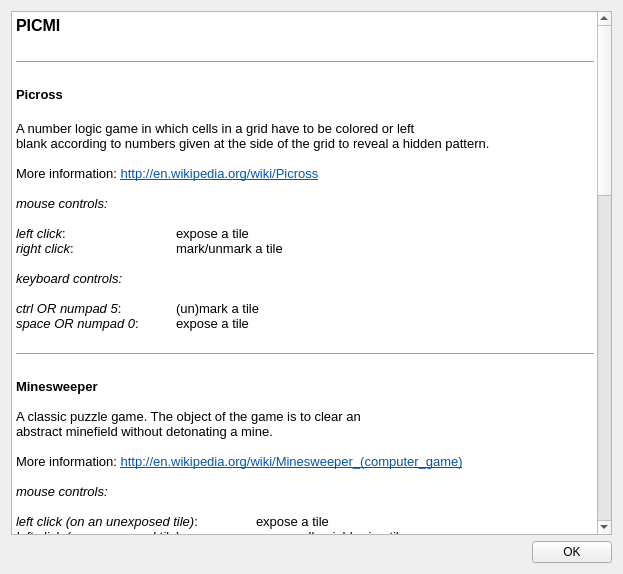
The window that src/f_qthelp.ui (schuay/picmi-legacy) describes before a commit, drawn with Qt 5.
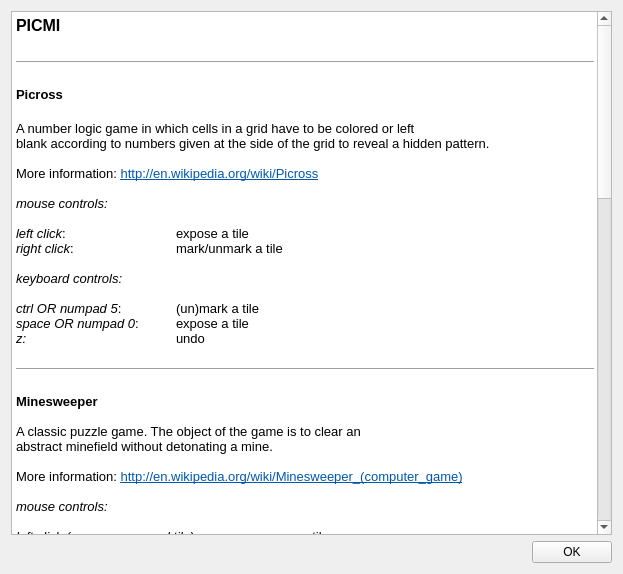
The same window after the commit.

Commit message:
Add undo functionality to picross
Hardcoded to 'Z' for now. Handy for those nondeterministic puzzles...

```diff
--- a/src/f_qthelp.ui
+++ b/src/f_qthelp.ui
@@ -32,106 +32,107 @@
       <string>&lt;!DOCTYPE HTML PUBLIC &quot;-//W3C//DTD HTML 4.0//EN&quot; &quot;http://www.w3.org/TR/REC-html40/strict.dtd&quot;&gt;
 &lt;html&gt;&lt;head&gt;&lt;meta name=&quot;qrichtext&quot; content=&quot;1&quot; /&gt;&lt;style type=&quot;text/css&quot;&gt;
 p, li { white-space: pre-wrap; }
-&lt;/style&gt;&lt;/head&gt;&lt;body style=&quot; font-family:'Sans Serif'; font-size:10pt; font-weight:400; font-style:normal;&quot;&gt;
+&lt;/style&gt;&lt;/head&gt;&lt;body style=&quot; font-family:'Sans Serif'; font-size:9pt; font-weight:400; font-style:normal;&quot;&gt;
 &lt;p style=&quot; margin-top:0px; margin-bottom:0px; margin-left:0px; margin-right:0px; -qt-block-indent:0; text-indent:0px;&quot;&gt;&lt;span style=&quot; font-size:12pt; font-weight:600;&quot;&gt;PICMI&lt;/span&gt;&lt;/p&gt;
 &lt;p style=&quot;-qt-paragraph-type:empty; margin-top:0px; margin-bottom:0px; margin-left:0px; margin-right:0px; -qt-block-indent:0; text-indent:0px; font-size:12pt; font-weight:600;&quot;&gt;&lt;/p&gt;
 &lt;hr /&gt;
 &lt;p style=&quot;-qt-paragraph-type:empty; margin-top:0px; margin-bottom:0px; margin-left:0px; margin-right:0px; -qt-block-indent:0; text-indent:0px; font-size:12pt; font-weight:600;&quot;&gt;&lt;/p&gt;
-&lt;p style=&quot; margin-top:0px; margin-bottom:0px; margin-left:0px; margin-right:0px; -qt-block-indent:0; text-indent:0px;&quot;&gt;&lt;span style=&quot; font-weight:600;&quot;&gt;Picross&lt;/span&gt;&lt;/p&gt;
+&lt;p style=&quot; margin-top:0px; margin-bottom:0px; margin-left:0px; margin-right:0px; -qt-block-indent:0; text-indent:0px;&quot;&gt;&lt;span style=&quot; font-size:10pt; font-weight:600;&quot;&gt;Picross&lt;/span&gt;&lt;/p&gt;
 &lt;p style=&quot;-qt-paragraph-type:empty; margin-top:0px; margin-bottom:0px; margin-left:0px; margin-right:0px; -qt-block-indent:0; text-indent:0px; font-size:12pt; font-weight:600;&quot;&gt;&lt;/p&gt;
-&lt;p style=&quot; margin-top:0px; margin-bottom:0px; margin-left:0px; margin-right:0px; -qt-block-indent:0; text-indent:0px;&quot;&gt;A number logic game in which cells in a grid have to be colored or left &lt;/p&gt;
-&lt;p style=&quot; margin-top:0px; margin-bottom:0px; margin-left:0px; margin-right:0px; -qt-block-indent:0; text-indent:0px;&quot;&gt;blank according to numbers given at the side of the grid to reveal a hidden pattern.&lt;/p&gt;
-&lt;p style=&quot;-qt-paragraph-type:empty; margin-top:0px; margin-bottom:0px; margin-left:0px; margin-right:0px; -qt-block-indent:0; text-indent:0px;&quot;&gt;&lt;/p&gt;
-&lt;p style=&quot; margin-top:0px; margin-bottom:0px; margin-left:0px; margin-right:0px; -qt-block-indent:0; text-indent:0px;&quot;&gt;More information: &lt;a href=&quot;http://en.wikipedia.org/wiki/Picross&quot;&gt;&lt;span style=&quot; text-decoration: underline; color:#0057ae;&quot;&gt;http://en.wikipedia.org/wiki/Picross&lt;/span&gt;&lt;/a&gt;&lt;/p&gt;
-&lt;p style=&quot;-qt-paragraph-type:empty; margin-top:0px; margin-bottom:0px; margin-left:0px; margin-right:0px; -qt-block-indent:0; text-indent:0px;&quot;&gt;&lt;/p&gt;
-&lt;p style=&quot; margin-top:0px; margin-bottom:0px; margin-left:0px; margin-right:0px; -qt-block-indent:0; text-indent:0px;&quot;&gt;&lt;span style=&quot; font-style:italic;&quot;&gt;mouse controls:&lt;/span&gt;&lt;/p&gt;
-&lt;p style=&quot;-qt-paragraph-type:empty; margin-top:0px; margin-bottom:0px; margin-left:0px; margin-right:0px; -qt-block-indent:0; text-indent:0px; font-style:italic;&quot;&gt;&lt;/p&gt;
-&lt;p style=&quot; margin-top:0px; margin-bottom:0px; margin-left:0px; margin-right:0px; -qt-block-indent:0; text-indent:0px;&quot;&gt;&lt;span style=&quot; font-style:italic;&quot;&gt;left click&lt;/span&gt;: 		expose a tile&lt;/p&gt;
-&lt;p style=&quot; margin-top:0px; margin-bottom:0px; margin-left:0px; margin-right:0px; -qt-block-indent:0; text-indent:0px;&quot;&gt;&lt;span style=&quot; font-style:italic;&quot;&gt;right click&lt;/span&gt;: 		mark/unmark a tile&lt;/p&gt;
-&lt;p style=&quot;-qt-paragraph-type:empty; margin-top:0px; margin-bottom:0px; margin-left:0px; margin-right:0px; -qt-block-indent:0; text-indent:0px;&quot;&gt;&lt;/p&gt;
-&lt;p style=&quot; margin-top:0px; margin-bottom:0px; margin-left:0px; margin-right:0px; -qt-block-indent:0; text-indent:0px;&quot;&gt;&lt;span style=&quot; font-style:italic;&quot;&gt;keyboard controls:&lt;/span&gt;&lt;/p&gt;
-&lt;p style=&quot;-qt-paragraph-type:empty; margin-top:0px; margin-bottom:0px; margin-left:0px; margin-right:0px; -qt-block-indent:0; text-indent:0px;&quot;&gt;&lt;/p&gt;
-&lt;p style=&quot; margin-top:0px; margin-bottom:0px; margin-left:0px; margin-right:0px; -qt-block-indent:0; text-indent:0px;&quot;&gt;&lt;span style=&quot; font-style:italic;&quot;&gt;ctrl OR numpad 5&lt;/span&gt;:	(un)mark a tile&lt;/p&gt;
-&lt;p style=&quot; margin-top:0px; margin-bottom:0px; margin-left:0px; margin-right:0px; -qt-block-indent:0; text-indent:0px;&quot;&gt;&lt;span style=&quot; font-style:italic;&quot;&gt;space OR numpad 0&lt;/span&gt;:	expose a tile&lt;/p&gt;
-&lt;p style=&quot;-qt-paragraph-type:empty; margin-top:0px; margin-bottom:0px; margin-left:0px; margin-right:0px; -qt-block-indent:0; text-indent:0px;&quot;&gt;&lt;/p&gt;
+&lt;p style=&quot; margin-top:0px; margin-bottom:0px; margin-left:0px; margin-right:0px; -qt-block-indent:0; text-indent:0px;&quot;&gt;&lt;span style=&quot; font-size:10pt;&quot;&gt;A number logic game in which cells in a grid have to be colored or left &lt;/span&gt;&lt;/p&gt;
+&lt;p style=&quot; margin-top:0px; margin-bottom:0px; margin-left:0px; margin-right:0px; -qt-block-indent:0; text-indent:0px;&quot;&gt;&lt;span style=&quot; font-size:10pt;&quot;&gt;blank according to numbers given at the side of the grid to reveal a hidden pattern.&lt;/span&gt;&lt;/p&gt;
+&lt;p style=&quot;-qt-paragraph-type:empty; margin-top:0px; margin-bottom:0px; margin-left:0px; margin-right:0px; -qt-block-indent:0; text-indent:0px; font-size:10pt;&quot;&gt;&lt;/p&gt;
+&lt;p style=&quot; margin-top:0px; margin-bottom:0px; margin-left:0px; margin-right:0px; -qt-block-indent:0; text-indent:0px;&quot;&gt;&lt;span style=&quot; font-size:10pt;&quot;&gt;More information: &lt;/span&gt;&lt;a href=&quot;http://en.wikipedia.org/wiki/Picross&quot;&gt;&lt;span style=&quot; font-size:10pt; text-decoration: underline; color:#0057ae;&quot;&gt;http://en.wikipedia.org/wiki/Picross&lt;/span&gt;&lt;/a&gt;&lt;/p&gt;
+&lt;p style=&quot;-qt-paragraph-type:empty; margin-top:0px; margin-bottom:0px; margin-left:0px; margin-right:0px; -qt-block-indent:0; text-indent:0px; font-size:10pt;&quot;&gt;&lt;/p&gt;
+&lt;p style=&quot; margin-top:0px; margin-bottom:0px; margin-left:0px; margin-right:0px; -qt-block-indent:0; text-indent:0px;&quot;&gt;&lt;span style=&quot; font-size:10pt; font-style:italic;&quot;&gt;mouse controls:&lt;/span&gt;&lt;/p&gt;
+&lt;p style=&quot;-qt-paragraph-type:empty; margin-top:0px; margin-bottom:0px; margin-left:0px; margin-right:0px; -qt-block-indent:0; text-indent:0px; font-size:10pt; font-style:italic;&quot;&gt;&lt;/p&gt;
+&lt;p style=&quot; margin-top:0px; margin-bottom:0px; margin-left:0px; margin-right:0px; -qt-block-indent:0; text-indent:0px;&quot;&gt;&lt;span style=&quot; font-size:10pt; font-style:italic;&quot;&gt;left click&lt;/span&gt;&lt;span style=&quot; font-size:10pt;&quot;&gt;: 		expose a tile&lt;/span&gt;&lt;/p&gt;
+&lt;p style=&quot; margin-top:0px; margin-bottom:0px; margin-left:0px; margin-right:0px; -qt-block-indent:0; text-indent:0px;&quot;&gt;&lt;span style=&quot; font-size:10pt; font-style:italic;&quot;&gt;right click&lt;/span&gt;&lt;span style=&quot; font-size:10pt;&quot;&gt;: 		mark/unmark a tile&lt;/span&gt;&lt;/p&gt;
+&lt;p style=&quot;-qt-paragraph-type:empty; margin-top:0px; margin-bottom:0px; margin-left:0px; margin-right:0px; -qt-block-indent:0; text-indent:0px; font-size:10pt;&quot;&gt;&lt;/p&gt;
+&lt;p style=&quot; margin-top:0px; margin-bottom:0px; margin-left:0px; margin-right:0px; -qt-block-indent:0; text-indent:0px;&quot;&gt;&lt;span style=&quot; font-size:10pt; font-style:italic;&quot;&gt;keyboard controls:&lt;/span&gt;&lt;/p&gt;
+&lt;p style=&quot;-qt-paragraph-type:empty; margin-top:0px; margin-bottom:0px; margin-left:0px; margin-right:0px; -qt-block-indent:0; text-indent:0px; font-size:10pt;&quot;&gt;&lt;/p&gt;
+&lt;p style=&quot; margin-top:0px; margin-bottom:0px; margin-left:0px; margin-right:0px; -qt-block-indent:0; text-indent:0px;&quot;&gt;&lt;span style=&quot; font-size:10pt; font-style:italic;&quot;&gt;ctrl OR numpad 5&lt;/span&gt;&lt;span style=&quot; font-size:10pt;&quot;&gt;:	(un)mark a tile&lt;/span&gt;&lt;/p&gt;
+&lt;p style=&quot; margin-top:0px; margin-bottom:0px; margin-left:0px; margin-right:0px; -qt-block-indent:0; text-indent:0px;&quot;&gt;&lt;span style=&quot; font-size:10pt; font-style:italic;&quot;&gt;space OR numpad 0&lt;/span&gt;&lt;span style=&quot; font-size:10pt;&quot;&gt;:	expose a tile&lt;/span&gt;&lt;/p&gt;
+&lt;p style=&quot; margin-top:0px; margin-bottom:0px; margin-left:0px; margin-right:0px; -qt-block-indent:0; text-indent:0px;&quot;&gt;&lt;span style=&quot; font-size:10pt; font-style:italic;&quot;&gt;z:&lt;/span&gt;&lt;span style=&quot; font-size:10pt;&quot;&gt;		undo&lt;/span&gt;&lt;/p&gt;
+&lt;p style=&quot;-qt-paragraph-type:empty; margin-top:0px; margin-bottom:0px; margin-left:0px; margin-right:0px; -qt-block-indent:0; text-indent:0px; font-size:10pt;&quot;&gt;&lt;/p&gt;
 &lt;hr /&gt;
 &lt;p style=&quot;-qt-paragraph-type:empty; margin-top:0px; margin-bottom:0px; margin-left:0px; margin-right:0px; -qt-block-indent:0; text-indent:0px; font-size:12pt; font-weight:600;&quot;&gt;&lt;/p&gt;
-&lt;p style=&quot; margin-top:0px; margin-bottom:0px; margin-left:0px; margin-right:0px; -qt-block-indent:0; text-indent:0px;&quot;&gt;&lt;span style=&quot; font-weight:600;&quot;&gt;Minesweeper&lt;/span&gt;&lt;/p&gt;
-&lt;p style=&quot;-qt-paragraph-type:empty; margin-top:0px; margin-bottom:0px; margin-left:0px; margin-right:0px; -qt-block-indent:0; text-indent:0px;&quot;&gt;&lt;/p&gt;
-&lt;p style=&quot; margin-top:0px; margin-bottom:0px; margin-left:0px; margin-right:0px; -qt-block-indent:0; text-indent:0px;&quot;&gt;A classic puzzle game. The object of the game is to clear an&lt;/p&gt;
-&lt;p style=&quot; margin-top:0px; margin-bottom:0px; margin-left:0px; margin-right:0px; -qt-block-indent:0; text-indent:0px;&quot;&gt;abstract minefield without detonating a mine.&lt;/p&gt;
-&lt;p style=&quot;-qt-paragraph-type:empty; margin-top:0px; margin-bottom:0px; margin-left:0px; margin-right:0px; -qt-block-indent:0; text-indent:0px;&quot;&gt;&lt;/p&gt;
-&lt;p style=&quot; margin-top:0px; margin-bottom:0px; margin-left:0px; margin-right:0px; -qt-block-indent:0; text-indent:0px;&quot;&gt;More information: &lt;a href=&quot;http://en.wikipedia.org/wiki/Minesweeper_(computer_game)&quot;&gt;&lt;span style=&quot; text-decoration: underline; color:#0057ae;&quot;&gt;http://en.wikipedia.org/wiki/Minesweeper_(computer_game)&lt;/span&gt;&lt;/a&gt;&lt;/p&gt;
-&lt;p style=&quot;-qt-paragraph-type:empty; margin-top:0px; margin-bottom:0px; margin-left:0px; margin-right:0px; -qt-block-indent:0; text-indent:0px;&quot;&gt;&lt;/p&gt;
-&lt;p style=&quot; margin-top:0px; margin-bottom:0px; margin-left:0px; margin-right:0px; -qt-block-indent:0; text-indent:0px;&quot;&gt;&lt;span style=&quot; font-style:italic;&quot;&gt;mouse controls:&lt;/span&gt;&lt;/p&gt;
-&lt;p style=&quot;-qt-paragraph-type:empty; margin-top:0px; margin-bottom:0px; margin-left:0px; margin-right:0px; -qt-block-indent:0; text-indent:0px;&quot;&gt;&lt;/p&gt;
-&lt;p style=&quot; margin-top:0px; margin-bottom:0px; margin-left:0px; margin-right:0px; -qt-block-indent:0; text-indent:0px;&quot;&gt;&lt;span style=&quot; font-style:italic;&quot;&gt;left click (on an unexposed tile)&lt;/span&gt;: 	expose a tile&lt;/p&gt;
-&lt;p style=&quot; margin-top:0px; margin-bottom:0px; margin-left:0px; margin-right:0px; -qt-block-indent:0; text-indent:0px;&quot;&gt;&lt;span style=&quot; font-style:italic;&quot;&gt;left click (on an exposed tile)&lt;/span&gt;: 	expose all neighboring tiles&lt;/p&gt;
-&lt;p style=&quot; margin-top:0px; margin-bottom:0px; margin-left:0px; margin-right:0px; -qt-block-indent:0; text-indent:0px;&quot;&gt;&lt;span style=&quot; font-style:italic;&quot;&gt;right click&lt;/span&gt;: 			(un)mark a tile&lt;/p&gt;
-&lt;p style=&quot; margin-top:0px; margin-bottom:0px; margin-left:0px; margin-right:0px; -qt-block-indent:0; text-indent:0px;&quot;&gt;&lt;span style=&quot; font-style:italic;&quot;&gt;middle click&lt;/span&gt;: 		tentatively (un)mark a tile&lt;/p&gt;
-&lt;p style=&quot;-qt-paragraph-type:empty; margin-top:0px; margin-bottom:0px; margin-left:0px; margin-right:0px; -qt-block-indent:0; text-indent:0px;&quot;&gt;&lt;/p&gt;
-&lt;p style=&quot; margin-top:0px; margin-bottom:0px; margin-left:0px; margin-right:0px; -qt-block-indent:0; text-indent:0px;&quot;&gt;&lt;span style=&quot; font-style:italic;&quot;&gt;keyboard controls:&lt;/span&gt;&lt;/p&gt;
-&lt;p style=&quot;-qt-paragraph-type:empty; margin-top:0px; margin-bottom:0px; margin-left:0px; margin-right:0px; -qt-block-indent:0; text-indent:0px;&quot;&gt;&lt;/p&gt;
-&lt;p style=&quot; margin-top:0px; margin-bottom:0px; margin-left:0px; margin-right:0px; -qt-block-indent:0; text-indent:0px;&quot;&gt;&lt;span style=&quot; font-style:italic;&quot;&gt;ctrl OR numpad 5&lt;/span&gt;:		(un)mark a tile&lt;/p&gt;
-&lt;p style=&quot; margin-top:0px; margin-bottom:0px; margin-left:0px; margin-right:0px; -qt-block-indent:0; text-indent:0px;&quot;&gt;&lt;span style=&quot; font-style:italic;&quot;&gt;space OR numpad 0 (on an unexposed tile)&lt;/span&gt;: &lt;/p&gt;
-&lt;p style=&quot; margin-top:0px; margin-bottom:0px; margin-left:0px; margin-right:0px; -qt-block-indent:0; text-indent:0px;&quot;&gt;			expose a tile&lt;/p&gt;
-&lt;p style=&quot; margin-top:0px; margin-bottom:0px; margin-left:0px; margin-right:0px; -qt-block-indent:0; text-indent:0px;&quot;&gt;&lt;span style=&quot; font-style:italic;&quot;&gt;space OR numpad 0 (on an exposed tile)&lt;/span&gt;:&lt;/p&gt;
-&lt;p style=&quot; margin-top:0px; margin-bottom:0px; margin-left:0px; margin-right:0px; -qt-block-indent:0; text-indent:0px;&quot;&gt;			expose all neighboring tiles&lt;/p&gt;
-&lt;p style=&quot;-qt-paragraph-type:empty; margin-top:0px; margin-bottom:0px; margin-left:0px; margin-right:0px; -qt-block-indent:0; text-indent:0px;&quot;&gt;&lt;/p&gt;
+&lt;p style=&quot; margin-top:0px; margin-bottom:0px; margin-left:0px; margin-right:0px; -qt-block-indent:0; text-indent:0px;&quot;&gt;&lt;span style=&quot; font-size:10pt; font-weight:600;&quot;&gt;Minesweeper&lt;/span&gt;&lt;/p&gt;
+&lt;p style=&quot;-qt-paragraph-type:empty; margin-top:0px; margin-bottom:0px; margin-left:0px; margin-right:0px; -qt-block-indent:0; text-indent:0px; font-size:10pt;&quot;&gt;&lt;/p&gt;
+&lt;p style=&quot; margin-top:0px; margin-bottom:0px; margin-left:0px; margin-right:0px; -qt-block-indent:0; text-indent:0px;&quot;&gt;&lt;span style=&quot; font-size:10pt;&quot;&gt;A classic puzzle game. The object of the game is to clear an&lt;/span&gt;&lt;/p&gt;
+&lt;p style=&quot; margin-top:0px; margin-bottom:0px; margin-left:0px; margin-right:0px; -qt-block-indent:0; text-indent:0px;&quot;&gt;&lt;span style=&quot; font-size:10pt;&quot;&gt;abstract minefield without detonating a mine.&lt;/span&gt;&lt;/p&gt;
+&lt;p style=&quot;-qt-paragraph-type:empty; margin-top:0px; margin-bottom:0px; margin-left:0px; margin-right:0px; -qt-block-indent:0; text-indent:0px; font-size:10pt;&quot;&gt;&lt;/p&gt;
+&lt;p style=&quot; margin-top:0px; margin-bottom:0px; margin-left:0px; margin-right:0px; -qt-block-indent:0; text-indent:0px;&quot;&gt;&lt;span style=&quot; font-size:10pt;&quot;&gt;More information: &lt;/span&gt;&lt;a href=&quot;http://en.wikipedia.org/wiki/Minesweeper_(computer_game)&quot;&gt;&lt;span style=&quot; font-size:10pt; text-decoration: underline; color:#0057ae;&quot;&gt;http://en.wikipedia.org/wiki/Minesweeper_(computer_game)&lt;/span&gt;&lt;/a&gt;&lt;/p&gt;
+&lt;p style=&quot;-qt-paragraph-type:empty; margin-top:0px; margin-bottom:0px; margin-left:0px; margin-right:0px; -qt-block-indent:0; text-indent:0px; font-size:10pt;&quot;&gt;&lt;/p&gt;
+&lt;p style=&quot; margin-top:0px; margin-bottom:0px; margin-left:0px; margin-right:0px; -qt-block-indent:0; text-indent:0px;&quot;&gt;&lt;span style=&quot; font-size:10pt; font-style:italic;&quot;&gt;mouse controls:&lt;/span&gt;&lt;/p&gt;
+&lt;p style=&quot;-qt-paragraph-type:empty; margin-top:0px; margin-bottom:0px; margin-left:0px; margin-right:0px; -qt-block-indent:0; text-indent:0px; font-size:10pt;&quot;&gt;&lt;/p&gt;
+&lt;p style=&quot; margin-top:0px; margin-bottom:0px; margin-left:0px; margin-right:0px; -qt-block-indent:0; text-indent:0px;&quot;&gt;&lt;span style=&quot; font-size:10pt; font-style:italic;&quot;&gt;left click (on an unexposed tile)&lt;/span&gt;&lt;span style=&quot; font-size:10pt;&quot;&gt;: 	expose a tile&lt;/span&gt;&lt;/p&gt;
+&lt;p style=&quot; margin-top:0px; margin-bottom:0px; margin-left:0px; margin-right:0px; -qt-block-indent:0; text-indent:0px;&quot;&gt;&lt;span style=&quot; font-size:10pt; font-style:italic;&quot;&gt;left click (on an exposed tile)&lt;/span&gt;&lt;span style=&quot; font-size:10pt;&quot;&gt;: 	expose all neighboring tiles&lt;/span&gt;&lt;/p&gt;
+&lt;p style=&quot; margin-top:0px; margin-bottom:0px; margin-left:0px; margin-right:0px; -qt-block-indent:0; text-indent:0px;&quot;&gt;&lt;span style=&quot; font-size:10pt; font-style:italic;&quot;&gt;right click&lt;/span&gt;&lt;span style=&quot; font-size:10pt;&quot;&gt;: 			(un)mark a tile&lt;/span&gt;&lt;/p&gt;
+&lt;p style=&quot; margin-top:0px; margin-bottom:0px; margin-left:0px; margin-right:0px; -qt-block-indent:0; text-indent:0px;&quot;&gt;&lt;span style=&quot; font-size:10pt; font-style:italic;&quot;&gt;middle click&lt;/span&gt;&lt;span style=&quot; font-size:10pt;&quot;&gt;: 		tentatively (un)mark a tile&lt;/span&gt;&lt;/p&gt;
+&lt;p style=&quot;-qt-paragraph-type:empty; margin-top:0px; margin-bottom:0px; margin-left:0px; margin-right:0px; -qt-block-indent:0; text-indent:0px; font-size:10pt;&quot;&gt;&lt;/p&gt;
+&lt;p style=&quot; margin-top:0px; margin-bottom:0px; margin-left:0px; margin-right:0px; -qt-block-indent:0; text-indent:0px;&quot;&gt;&lt;span style=&quot; font-size:10pt; font-style:italic;&quot;&gt;keyboard controls:&lt;/span&gt;&lt;/p&gt;
+&lt;p style=&quot;-qt-paragraph-type:empty; margin-top:0px; margin-bottom:0px; margin-left:0px; margin-right:0px; -qt-block-indent:0; text-indent:0px; font-size:10pt;&quot;&gt;&lt;/p&gt;
+&lt;p style=&quot; margin-top:0px; margin-bottom:0px; margin-left:0px; margin-right:0px; -qt-block-indent:0; text-indent:0px;&quot;&gt;&lt;span style=&quot; font-size:10pt; font-style:italic;&quot;&gt;ctrl OR numpad 5&lt;/span&gt;&lt;span style=&quot; font-size:10pt;&quot;&gt;:		(un)mark a tile&lt;/span&gt;&lt;/p&gt;
+&lt;p style=&quot; margin-top:0px; margin-bottom:0px; margin-left:0px; margin-right:0px; -qt-block-indent:0; text-indent:0px;&quot;&gt;&lt;span style=&quot; font-size:10pt; font-style:italic;&quot;&gt;space OR numpad 0 (on an unexposed tile)&lt;/span&gt;&lt;span style=&quot; font-size:10pt;&quot;&gt;: &lt;/span&gt;&lt;/p&gt;
+&lt;p style=&quot; margin-top:0px; margin-bottom:0px; margin-left:0px; margin-right:0px; -qt-block-indent:0; text-indent:0px;&quot;&gt;&lt;span style=&quot; font-size:10pt;&quot;&gt;			expose a tile&lt;/span&gt;&lt;/p&gt;
+&lt;p style=&quot; margin-top:0px; margin-bottom:0px; margin-left:0px; margin-right:0px; -qt-block-indent:0; text-indent:0px;&quot;&gt;&lt;span style=&quot; font-size:10pt; font-style:italic;&quot;&gt;space OR numpad 0 (on an exposed tile)&lt;/span&gt;&lt;span style=&quot; font-size:10pt;&quot;&gt;:&lt;/span&gt;&lt;/p&gt;
+&lt;p style=&quot; margin-top:0px; margin-bottom:0px; margin-left:0px; margin-right:0px; -qt-block-indent:0; text-indent:0px;&quot;&gt;&lt;span style=&quot; font-size:10pt;&quot;&gt;			expose all neighboring tiles&lt;/span&gt;&lt;/p&gt;
+&lt;p style=&quot;-qt-paragraph-type:empty; margin-top:0px; margin-bottom:0px; margin-left:0px; margin-right:0px; -qt-block-indent:0; text-indent:0px; font-size:10pt;&quot;&gt;&lt;/p&gt;
 &lt;hr /&gt;
 &lt;p style=&quot;-qt-paragraph-type:empty; margin-top:0px; margin-bottom:0px; margin-left:0px; margin-right:0px; -qt-block-indent:0; text-indent:0px; font-size:12pt; font-weight:600;&quot;&gt;&lt;/p&gt;
-&lt;p style=&quot; margin-top:0px; margin-bottom:0px; margin-left:0px; margin-right:0px; -qt-block-indent:0; text-indent:0px;&quot;&gt;&lt;span style=&quot; font-weight:600;&quot;&gt;Global Controls&lt;/span&gt;&lt;/p&gt;
-&lt;p style=&quot;-qt-paragraph-type:empty; margin-top:0px; margin-bottom:0px; margin-left:0px; margin-right:0px; -qt-block-indent:0; text-indent:0px;&quot;&gt;&lt;/p&gt;
-&lt;p style=&quot; margin-top:0px; margin-bottom:0px; margin-left:0px; margin-right:0px; -qt-block-indent:0; text-indent:0px;&quot;&gt;&lt;span style=&quot; font-style:italic;&quot;&gt;arrow keys OR numpad arrow keys OR wasd OR hjklyubn&lt;/span&gt;:&lt;/p&gt;
-&lt;p style=&quot; margin-top:0px; margin-bottom:0px; margin-left:0px; margin-right:0px; -qt-block-indent:0; text-indent:0px;&quot;&gt;		move&lt;/p&gt;
-&lt;p style=&quot; margin-top:0px; margin-bottom:0px; margin-left:0px; margin-right:0px; -qt-block-indent:0; text-indent:0px;&quot;&gt;&lt;span style=&quot; font-style:italic;&quot;&gt;r&lt;/span&gt;:		retry. only enabled while in game over screen.&lt;/p&gt;
-&lt;p style=&quot; margin-top:0px; margin-bottom:0px; margin-left:0px; margin-right:0px; -qt-block-indent:0; text-indent:0px;&quot;&gt;&lt;span style=&quot; font-style:italic;&quot;&gt;p&lt;/span&gt;: 		(un)pause the game&lt;/p&gt;
-&lt;p style=&quot; margin-top:0px; margin-bottom:0px; margin-left:0px; margin-right:0px; -qt-block-indent:0; text-indent:0px;&quot;&gt;&lt;span style=&quot; font-style:italic;&quot;&gt;esc&lt;/span&gt;: 		quit game&lt;/p&gt;
-&lt;p style=&quot;-qt-paragraph-type:empty; margin-top:0px; margin-bottom:0px; margin-left:0px; margin-right:0px; -qt-block-indent:0; text-indent:0px;&quot;&gt;&lt;/p&gt;
+&lt;p style=&quot; margin-top:0px; margin-bottom:0px; margin-left:0px; margin-right:0px; -qt-block-indent:0; text-indent:0px;&quot;&gt;&lt;span style=&quot; font-size:10pt; font-weight:600;&quot;&gt;Global Controls&lt;/span&gt;&lt;/p&gt;
+&lt;p style=&quot;-qt-paragraph-type:empty; margin-top:0px; margin-bottom:0px; margin-left:0px; margin-right:0px; -qt-block-indent:0; text-indent:0px; font-size:10pt;&quot;&gt;&lt;/p&gt;
+&lt;p style=&quot; margin-top:0px; margin-bottom:0px; margin-left:0px; margin-right:0px; -qt-block-indent:0; text-indent:0px;&quot;&gt;&lt;span style=&quot; font-size:10pt; font-style:italic;&quot;&gt;arrow keys OR numpad arrow keys OR wasd OR hjklyubn&lt;/span&gt;&lt;span style=&quot; font-size:10pt;&quot;&gt;:&lt;/span&gt;&lt;/p&gt;
+&lt;p style=&quot; margin-top:0px; margin-bottom:0px; margin-left:0px; margin-right:0px; -qt-block-indent:0; text-indent:0px;&quot;&gt;&lt;span style=&quot; font-size:10pt;&quot;&gt;		move&lt;/span&gt;&lt;/p&gt;
+&lt;p style=&quot; margin-top:0px; margin-bottom:0px; margin-left:0px; margin-right:0px; -qt-block-indent:0; text-indent:0px;&quot;&gt;&lt;span style=&quot; font-size:10pt; font-style:italic;&quot;&gt;r&lt;/span&gt;&lt;span style=&quot; font-size:10pt;&quot;&gt;:		retry. only enabled while in game over screen.&lt;/span&gt;&lt;/p&gt;
+&lt;p style=&quot; margin-top:0px; margin-bottom:0px; margin-left:0px; margin-right:0px; -qt-block-indent:0; text-indent:0px;&quot;&gt;&lt;span style=&quot; font-size:10pt; font-style:italic;&quot;&gt;p&lt;/span&gt;&lt;span style=&quot; font-size:10pt;&quot;&gt;: 		(un)pause the game&lt;/span&gt;&lt;/p&gt;
+&lt;p style=&quot; margin-top:0px; margin-bottom:0px; margin-left:0px; margin-right:0px; -qt-block-indent:0; text-indent:0px;&quot;&gt;&lt;span style=&quot; font-size:10pt; font-style:italic;&quot;&gt;esc&lt;/span&gt;&lt;span style=&quot; font-size:10pt;&quot;&gt;: 		quit game&lt;/span&gt;&lt;/p&gt;
+&lt;p style=&quot;-qt-paragraph-type:empty; margin-top:0px; margin-bottom:0px; margin-left:0px; margin-right:0px; -qt-block-indent:0; text-indent:0px; font-size:10pt;&quot;&gt;&lt;/p&gt;
 &lt;hr /&gt;
 &lt;p style=&quot;-qt-paragraph-type:empty; margin-top:0px; margin-bottom:0px; margin-left:0px; margin-right:0px; -qt-block-indent:0; text-indent:0px; font-size:12pt; font-weight:600;&quot;&gt;&lt;/p&gt;
-&lt;p style=&quot; margin-top:0px; margin-bottom:0px; margin-left:0px; margin-right:0px; -qt-block-indent:0; text-indent:0px;&quot;&gt;&lt;span style=&quot; font-weight:600;&quot;&gt;Settings&lt;/span&gt;&lt;/p&gt;
-&lt;p style=&quot;-qt-paragraph-type:empty; margin-top:0px; margin-bottom:0px; margin-left:0px; margin-right:0px; -qt-block-indent:0; text-indent:0px;&quot;&gt;&lt;/p&gt;
-&lt;p style=&quot; margin-top:0px; margin-bottom:0px; margin-left:0px; margin-right:0px; -qt-block-indent:0; text-indent:0px;&quot;&gt;&lt;span style=&quot; font-style:italic;&quot;&gt;Global&lt;/span&gt;&lt;/p&gt;
-&lt;p style=&quot;-qt-paragraph-type:empty; margin-top:0px; margin-bottom:0px; margin-left:0px; margin-right:0px; -qt-block-indent:0; text-indent:0px; font-style:italic;&quot;&gt;&lt;/p&gt;
-&lt;p style=&quot; margin-top:0px; margin-bottom:0px; margin-left:0px; margin-right:0px; -qt-block-indent:0; text-indent:0px;&quot;&gt;&lt;span style=&quot; font-style:italic;&quot;&gt;Presets&lt;/span&gt;:		preconfigured difficulty sets. choose a preset and click 'apply'.&lt;/p&gt;
-&lt;p style=&quot; margin-top:0px; margin-bottom:0px; margin-left:0px; margin-right:0px; -qt-block-indent:0; text-indent:0px;&quot;&gt;&lt;span style=&quot; font-style:italic;&quot;&gt;Width / Height&lt;/span&gt;: 	the dimensions of the game board.&lt;/p&gt;
-&lt;p style=&quot; margin-top:0px; margin-bottom:0px; margin-left:0px; margin-right:0px; -qt-block-indent:0; text-indent:0px;&quot;&gt;&lt;span style=&quot; font-style:italic;&quot;&gt;Difficulty&lt;/span&gt;: 		the percentage of the game board to be filled. Reasonable &lt;/p&gt;
-&lt;p style=&quot; margin-top:0px; margin-bottom:0px; margin-left:0px; margin-right:0px; -qt-block-indent:0; text-indent:0px;&quot;&gt;               		starting points are 55% (Picross) and 20% (Minesweeper).&lt;/p&gt;
-&lt;p style=&quot; margin-top:0px; margin-bottom:0px; margin-left:0px; margin-right:0px; -qt-block-indent:0; text-indent:0px;&quot;&gt;&lt;span style=&quot; font-style:italic;&quot;&gt;Background&lt;/span&gt;: 	whether to use the default or a custom background.&lt;/p&gt;
-&lt;p style=&quot; margin-top:0px; margin-bottom:0px; margin-left:0px; margin-right:0px; -qt-block-indent:0; text-indent:0px;&quot;&gt;&lt;span style=&quot; font-style:italic;&quot;&gt;Custom BG&lt;/span&gt;: 	the image to be displayed as custom background (this is only&lt;/p&gt;
-&lt;p style=&quot; margin-top:0px; margin-bottom:0px; margin-left:0px; margin-right:0px; -qt-block-indent:0; text-indent:0px;&quot;&gt;	                    used if Background is set to &amp;quot;Custom&amp;quot;)&lt;/p&gt;
-&lt;p style=&quot; margin-top:0px; margin-bottom:0px; margin-left:0px; margin-right:0px; -qt-block-indent:0; text-indent:0px;&quot;&gt;&lt;span style=&quot; font-style:italic;&quot;&gt;Clear Statistics&lt;/span&gt;:	delete all statistics of the current game type&lt;/p&gt;
-&lt;p style=&quot;-qt-paragraph-type:empty; margin-top:0px; margin-bottom:0px; margin-left:0px; margin-right:0px; -qt-block-indent:0; text-indent:0px;&quot;&gt;&lt;/p&gt;
-&lt;p style=&quot; margin-top:0px; margin-bottom:0px; margin-left:0px; margin-right:0px; -qt-block-indent:0; text-indent:0px;&quot;&gt;&lt;span style=&quot; font-style:italic;&quot;&gt;Picross&lt;/span&gt;&lt;/p&gt;
-&lt;p style=&quot;-qt-paragraph-type:empty; margin-top:0px; margin-bottom:0px; margin-left:0px; margin-right:0px; -qt-block-indent:0; text-indent:0px; font-style:italic;&quot;&gt;&lt;/p&gt;
-&lt;p style=&quot; margin-top:0px; margin-bottom:0px; margin-left:0px; margin-right:0px; -qt-block-indent:0; text-indent:0px;&quot;&gt;&lt;span style=&quot; font-style:italic;&quot;&gt;No Hints Mode&lt;/span&gt;: 	in No Hints Mode, incorrectly marking tiles as filled is allowed. &lt;/p&gt;
-&lt;p style=&quot; margin-top:0px; margin-bottom:0px; margin-left:0px; margin-right:0px; -qt-block-indent:0; text-indent:0px;&quot;&gt;		There is no feedback whether the tile is actually filled or not. &lt;/p&gt;
-&lt;p style=&quot; margin-top:0px; margin-bottom:0px; margin-left:0px; margin-right:0px; -qt-block-indent:0; text-indent:0px;&quot;&gt;		Penalty time is disabled in this mode.&lt;/p&gt;
-&lt;p style=&quot;-qt-paragraph-type:empty; margin-top:0px; margin-bottom:0px; margin-left:0px; margin-right:0px; -qt-block-indent:0; text-indent:0px;&quot;&gt;&lt;/p&gt;
-&lt;p style=&quot; margin-top:0px; margin-bottom:0px; margin-left:0px; margin-right:0px; -qt-block-indent:0; text-indent:0px;&quot;&gt;&lt;span style=&quot; font-style:italic;&quot;&gt;Minesweeper:&lt;/span&gt;&lt;/p&gt;
-&lt;p style=&quot;-qt-paragraph-type:empty; margin-top:0px; margin-bottom:0px; margin-left:0px; margin-right:0px; -qt-block-indent:0; text-indent:0px; font-style:italic;&quot;&gt;&lt;/p&gt;
-&lt;p style=&quot; margin-top:0px; margin-bottom:0px; margin-left:0px; margin-right:0px; -qt-block-indent:0; text-indent:0px;&quot;&gt;&lt;span style=&quot; font-style:italic;&quot;&gt;Solver:		&lt;/span&gt;Enabling the solver ensures that generated puzzles have a &lt;/p&gt;
-&lt;p style=&quot; margin-top:0px; margin-bottom:0px; margin-left:0px; margin-right:0px; -qt-block-indent:0; text-indent:0px;&quot;&gt;		solution which can be deduced by logic alone without&lt;/p&gt;
-&lt;p style=&quot; margin-top:0px; margin-bottom:0px; margin-left:0px; margin-right:0px; -qt-block-indent:0; text-indent:0px;&quot;&gt;		having to resort to guesses. In this mode, much higher mine&lt;/p&gt;
-&lt;p style=&quot; margin-top:0px; margin-bottom:0px; margin-left:0px; margin-right:0px; -qt-block-indent:0; text-indent:0px;&quot;&gt;		concentrations can be used (Difficulty settings of up to 35).&lt;/p&gt;
-&lt;p style=&quot; margin-top:0px; margin-bottom:0px; margin-left:0px; margin-right:0px; -qt-block-indent:0; text-indent:0px;&quot;&gt;		At the start of a game, you may need to wait a few seconds&lt;/p&gt;
-&lt;p style=&quot; margin-top:0px; margin-bottom:0px; margin-left:0px; margin-right:0px; -qt-block-indent:0; text-indent:0px;&quot;&gt;		for the solver to complete board generation.&lt;/p&gt;
-&lt;p style=&quot;-qt-paragraph-type:empty; margin-top:0px; margin-bottom:0px; margin-left:0px; margin-right:0px; -qt-block-indent:0; text-indent:0px;&quot;&gt;&lt;/p&gt;
+&lt;p style=&quot; margin-top:0px; margin-bottom:0px; margin-left:0px; margin-right:0px; -qt-block-indent:0; text-indent:0px;&quot;&gt;&lt;span style=&quot; font-size:10pt; font-weight:600;&quot;&gt;Settings&lt;/span&gt;&lt;/p&gt;
+&lt;p style=&quot;-qt-paragraph-type:empty; margin-top:0px; margin-bottom:0px; margin-left:0px; margin-right:0px; -qt-block-indent:0; text-indent:0px; font-size:10pt;&quot;&gt;&lt;/p&gt;
+&lt;p style=&quot; margin-top:0px; margin-bottom:0px; margin-left:0px; margin-right:0px; -qt-block-indent:0; text-indent:0px;&quot;&gt;&lt;span style=&quot; font-size:10pt; font-style:italic;&quot;&gt;Global&lt;/span&gt;&lt;/p&gt;
+&lt;p style=&quot;-qt-paragraph-type:empty; margin-top:0px; margin-bottom:0px; margin-left:0px; margin-right:0px; -qt-block-indent:0; text-indent:0px; font-size:10pt; font-style:italic;&quot;&gt;&lt;/p&gt;
+&lt;p style=&quot; margin-top:0px; margin-bottom:0px; margin-left:0px; margin-right:0px; -qt-block-indent:0; text-indent:0px;&quot;&gt;&lt;span style=&quot; font-size:10pt; font-style:italic;&quot;&gt;Presets&lt;/span&gt;&lt;span style=&quot; font-size:10pt;&quot;&gt;:		preconfigured difficulty sets. choose a preset and click 'apply'.&lt;/span&gt;&lt;/p&gt;
+&lt;p style=&quot; margin-top:0px; margin-bottom:0px; margin-left:0px; margin-right:0px; -qt-block-indent:0; text-indent:0px;&quot;&gt;&lt;span style=&quot; font-size:10pt; font-style:italic;&quot;&gt;Width / Height&lt;/span&gt;&lt;span style=&quot; font-size:10pt;&quot;&gt;: 	the dimensions of the game board.&lt;/span&gt;&lt;/p&gt;
+&lt;p style=&quot; margin-top:0px; margin-bottom:0px; margin-left:0px; margin-right:0px; -qt-block-indent:0; text-indent:0px;&quot;&gt;&lt;span style=&quot; font-size:10pt; font-style:italic;&quot;&gt;Difficulty&lt;/span&gt;&lt;span style=&quot; font-size:10pt;&quot;&gt;: 		the percentage of the game board to be filled. Reasonable &lt;/span&gt;&lt;/p&gt;
+&lt;p style=&quot; margin-top:0px; margin-bottom:0px; margin-left:0px; margin-right:0px; -qt-block-indent:0; text-indent:0px;&quot;&gt;&lt;span style=&quot; font-size:10pt;&quot;&gt;               		starting points are 55% (Picross) and 20% (Minesweeper).&lt;/span&gt;&lt;/p&gt;
+&lt;p style=&quot; margin-top:0px; margin-bottom:0px; margin-left:0px; margin-right:0px; -qt-block-indent:0; text-indent:0px;&quot;&gt;&lt;span style=&quot; font-size:10pt; font-style:italic;&quot;&gt;Background&lt;/span&gt;&lt;span style=&quot; font-size:10pt;&quot;&gt;: 	whether to use the default or a custom background.&lt;/span&gt;&lt;/p&gt;
+&lt;p style=&quot; margin-top:0px; margin-bottom:0px; margin-left:0px; margin-right:0px; -qt-block-indent:0; text-indent:0px;&quot;&gt;&lt;span style=&quot; font-size:10pt; font-style:italic;&quot;&gt;Custom BG&lt;/span&gt;&lt;span style=&quot; font-size:10pt;&quot;&gt;: 	the image to be displayed as custom background (this is only&lt;/span&gt;&lt;/p&gt;
+&lt;p style=&quot; margin-top:0px; margin-bottom:0px; margin-left:0px; margin-right:0px; -qt-block-indent:0; text-indent:0px;&quot;&gt;&lt;span style=&quot; font-size:10pt;&quot;&gt;	                    used if Background is set to &amp;quot;Custom&amp;quot;)&lt;/span&gt;&lt;/p&gt;
+&lt;p style=&quot; margin-top:0px; margin-bottom:0px; margin-left:0px; margin-right:0px; -qt-block-indent:0; text-indent:0px;&quot;&gt;&lt;span style=&quot; font-size:10pt; font-style:italic;&quot;&gt;Clear Statistics&lt;/span&gt;&lt;span style=&quot; font-size:10pt;&quot;&gt;:	delete all statistics of the current game type&lt;/span&gt;&lt;/p&gt;
+&lt;p style=&quot;-qt-paragraph-type:empty; margin-top:0px; margin-bottom:0px; margin-left:0px; margin-right:0px; -qt-block-indent:0; text-indent:0px; font-size:10pt;&quot;&gt;&lt;/p&gt;
+&lt;p style=&quot; margin-top:0px; margin-bottom:0px; margin-left:0px; margin-right:0px; -qt-block-indent:0; text-indent:0px;&quot;&gt;&lt;span style=&quot; font-size:10pt; font-style:italic;&quot;&gt;Picross&lt;/span&gt;&lt;/p&gt;
+&lt;p style=&quot;-qt-paragraph-type:empty; margin-top:0px; margin-bottom:0px; margin-left:0px; margin-right:0px; -qt-block-indent:0; text-indent:0px; font-size:10pt; font-style:italic;&quot;&gt;&lt;/p&gt;
+&lt;p style=&quot; margin-top:0px; margin-bottom:0px; margin-left:0px; margin-right:0px; -qt-block-indent:0; text-indent:0px;&quot;&gt;&lt;span style=&quot; font-size:10pt; font-style:italic;&quot;&gt;No Hints Mode&lt;/span&gt;&lt;span style=&quot; font-size:10pt;&quot;&gt;: 	in No Hints Mode, incorrectly marking tiles as filled is allowed. &lt;/span&gt;&lt;/p&gt;
+&lt;p style=&quot; margin-top:0px; margin-bottom:0px; margin-left:0px; margin-right:0px; -qt-block-indent:0; text-indent:0px;&quot;&gt;&lt;span style=&quot; font-size:10pt;&quot;&gt;		There is no feedback whether the tile is actually filled or not. &lt;/span&gt;&lt;/p&gt;
+&lt;p style=&quot; margin-top:0px; margin-bottom:0px; margin-left:0px; margin-right:0px; -qt-block-indent:0; text-indent:0px;&quot;&gt;&lt;span style=&quot; font-size:10pt;&quot;&gt;		Penalty time is disabled in this mode.&lt;/span&gt;&lt;/p&gt;
+&lt;p style=&quot;-qt-paragraph-type:empty; margin-top:0px; margin-bottom:0px; margin-left:0px; margin-right:0px; -qt-block-indent:0; text-indent:0px; font-size:10pt;&quot;&gt;&lt;/p&gt;
+&lt;p style=&quot; margin-top:0px; margin-bottom:0px; margin-left:0px; margin-right:0px; -qt-block-indent:0; text-indent:0px;&quot;&gt;&lt;span style=&quot; font-size:10pt; font-style:italic;&quot;&gt;Minesweeper:&lt;/span&gt;&lt;/p&gt;
+&lt;p style=&quot;-qt-paragraph-type:empty; margin-top:0px; margin-bottom:0px; margin-left:0px; margin-right:0px; -qt-block-indent:0; text-indent:0px; font-size:10pt; font-style:italic;&quot;&gt;&lt;/p&gt;
+&lt;p style=&quot; margin-top:0px; margin-bottom:0px; margin-left:0px; margin-right:0px; -qt-block-indent:0; text-indent:0px;&quot;&gt;&lt;span style=&quot; font-size:10pt; font-style:italic;&quot;&gt;Solver:		&lt;/span&gt;&lt;span style=&quot; font-size:10pt;&quot;&gt;Enabling the solver ensures that generated puzzles have a &lt;/span&gt;&lt;/p&gt;
+&lt;p style=&quot; margin-top:0px; margin-bottom:0px; margin-left:0px; margin-right:0px; -qt-block-indent:0; text-indent:0px;&quot;&gt;&lt;span style=&quot; font-size:10pt;&quot;&gt;		solution which can be deduced by logic alone without&lt;/span&gt;&lt;/p&gt;
+&lt;p style=&quot; margin-top:0px; margin-bottom:0px; margin-left:0px; margin-right:0px; -qt-block-indent:0; text-indent:0px;&quot;&gt;&lt;span style=&quot; font-size:10pt;&quot;&gt;		having to resort to guesses. In this mode, much higher mine&lt;/span&gt;&lt;/p&gt;
+&lt;p style=&quot; margin-top:0px; margin-bottom:0px; margin-left:0px; margin-right:0px; -qt-block-indent:0; text-indent:0px;&quot;&gt;&lt;span style=&quot; font-size:10pt;&quot;&gt;		concentrations can be used (Difficulty settings of up to 35).&lt;/span&gt;&lt;/p&gt;
+&lt;p style=&quot; margin-top:0px; margin-bottom:0px; margin-left:0px; margin-right:0px; -qt-block-indent:0; text-indent:0px;&quot;&gt;&lt;span style=&quot; font-size:10pt;&quot;&gt;		At the start of a game, you may need to wait a few seconds&lt;/span&gt;&lt;/p&gt;
+&lt;p style=&quot; margin-top:0px; margin-bottom:0px; margin-left:0px; margin-right:0px; -qt-block-indent:0; text-indent:0px;&quot;&gt;&lt;span style=&quot; font-size:10pt;&quot;&gt;		for the solver to complete board generation.&lt;/span&gt;&lt;/p&gt;
+&lt;p style=&quot;-qt-paragraph-type:empty; margin-top:0px; margin-bottom:0px; margin-left:0px; margin-right:0px; -qt-block-indent:0; text-indent:0px; font-size:10pt;&quot;&gt;&lt;/p&gt;
 &lt;hr /&gt;
 &lt;p style=&quot;-qt-paragraph-type:empty; margin-top:0px; margin-bottom:0px; margin-left:0px; margin-right:0px; -qt-block-indent:0; text-indent:0px; font-size:12pt; font-weight:600;&quot;&gt;&lt;/p&gt;
-&lt;p style=&quot; margin-top:0px; margin-bottom:0px; margin-left:0px; margin-right:0px; -qt-block-indent:0; text-indent:0px;&quot;&gt;&lt;span style=&quot; font-weight:600;&quot;&gt;License&lt;/span&gt;&lt;/p&gt;
-&lt;p style=&quot;-qt-paragraph-type:empty; margin-top:0px; margin-bottom:0px; margin-left:0px; margin-right:0px; -qt-block-indent:0; text-indent:0px;&quot;&gt;&lt;/p&gt;
-&lt;p style=&quot; margin-top:0px; margin-bottom:0px; margin-left:0px; margin-right:0px; -qt-block-indent:0; text-indent:0px;&quot;&gt;Picmi is licensed under the terms of the &lt;a href=&quot;http://www.gnu.org/licenses/gpl-2.0.html&quot;&gt;&lt;span style=&quot; text-decoration: underline; color:#0057ae;&quot;&gt;GNU General Public License version 2&lt;/span&gt;&lt;/a&gt;.&lt;/p&gt;
-&lt;p style=&quot;-qt-paragraph-type:empty; margin-top:0px; margin-bottom:0px; margin-left:0px; margin-right:0px; -qt-block-indent:0; text-indent:0px;&quot;&gt;&lt;/p&gt;
+&lt;p style=&quot; margin-top:0px; margin-bottom:0px; margin-left:0px; margin-right:0px; -qt-block-indent:0; text-indent:0px;&quot;&gt;&lt;span style=&quot; font-size:10pt; font-weight:600;&quot;&gt;License&lt;/span&gt;&lt;/p&gt;
+&lt;p style=&quot;-qt-paragraph-type:empty; margin-top:0px; margin-bottom:0px; margin-left:0px; margin-right:0px; -qt-block-indent:0; text-indent:0px; font-size:10pt;&quot;&gt;&lt;/p&gt;
+&lt;p style=&quot; margin-top:0px; margin-bottom:0px; margin-left:0px; margin-right:0px; -qt-block-indent:0; text-indent:0px;&quot;&gt;&lt;span style=&quot; font-size:10pt;&quot;&gt;Picmi is licensed under the terms of the &lt;/span&gt;&lt;a href=&quot;http://www.gnu.org/licenses/gpl-2.0.html&quot;&gt;&lt;span style=&quot; font-size:10pt; text-decoration: underline; color:#0057ae;&quot;&gt;GNU General Public License version 2&lt;/span&gt;&lt;/a&gt;&lt;span style=&quot; font-size:10pt;&quot;&gt;.&lt;/span&gt;&lt;/p&gt;
+&lt;p style=&quot;-qt-paragraph-type:empty; margin-top:0px; margin-bottom:0px; margin-left:0px; margin-right:0px; -qt-block-indent:0; text-indent:0px; font-size:10pt;&quot;&gt;&lt;/p&gt;
 &lt;hr /&gt;
 &lt;p style=&quot;-qt-paragraph-type:empty; margin-top:0px; margin-bottom:0px; margin-left:0px; margin-right:0px; -qt-block-indent:0; text-indent:0px; font-size:12pt; font-weight:600;&quot;&gt;&lt;/p&gt;
-&lt;p style=&quot; margin-top:0px; margin-bottom:0px; margin-left:0px; margin-right:0px; -qt-block-indent:0; text-indent:0px;&quot;&gt;&lt;span style=&quot; font-weight:600;&quot;&gt;Contact&lt;/span&gt;&lt;/p&gt;
-&lt;p style=&quot;-qt-paragraph-type:empty; margin-top:0px; margin-bottom:0px; margin-left:0px; margin-right:0px; -qt-block-indent:0; text-indent:0px;&quot;&gt;&lt;/p&gt;
-&lt;p style=&quot; margin-top:0px; margin-bottom:0px; margin-left:0px; margin-right:0px; -qt-block-indent:0; text-indent:0px;&quot;&gt;Homepage: 		&lt;a href=&quot;http://github.com/schuay/picmi&quot;&gt;&lt;span style=&quot; text-decoration: underline; color:#0057ae;&quot;&gt;http://github.com/schuay/picmi&lt;/span&gt;&lt;/a&gt;&lt;/p&gt;
-&lt;p style=&quot; margin-top:0px; margin-bottom:0px; margin-left:0px; margin-right:0px; -qt-block-indent:0; text-indent:0px;&quot;&gt;Email: 		&lt;a href=&quot;mailto:jakob.gruber@gmail.com&quot;&gt;&lt;span style=&quot; text-decoration: underline; color:#0057ae;&quot;&gt;jakob.gruber@gmail.com&lt;/span&gt;&lt;/a&gt;&lt;/p&gt;
-&lt;p style=&quot;-qt-paragraph-type:empty; margin-top:0px; margin-bottom:0px; margin-left:0px; margin-right:0px; -qt-block-indent:0; text-indent:0px; text-decoration: underline; color:#0057ae;&quot;&gt;&lt;/p&gt;
-&lt;p style=&quot; margin-top:0px; margin-bottom:0px; margin-left:0px; margin-right:0px; -qt-block-indent:0; text-indent:0px;&quot;&gt;&lt;span style=&quot; font-weight:600;&quot;&gt;Have fun!&lt;/span&gt;&lt;/p&gt;&lt;/body&gt;&lt;/html&gt;</string>
+&lt;p style=&quot; margin-top:0px; margin-bottom:0px; margin-left:0px; margin-right:0px; -qt-block-indent:0; text-indent:0px;&quot;&gt;&lt;span style=&quot; font-size:10pt; font-weight:600;&quot;&gt;Contact&lt;/span&gt;&lt;/p&gt;
+&lt;p style=&quot;-qt-paragraph-type:empty; margin-top:0px; margin-bottom:0px; margin-left:0px; margin-right:0px; -qt-block-indent:0; text-indent:0px; font-size:10pt;&quot;&gt;&lt;/p&gt;
+&lt;p style=&quot; margin-top:0px; margin-bottom:0px; margin-left:0px; margin-right:0px; -qt-block-indent:0; text-indent:0px;&quot;&gt;&lt;span style=&quot; font-size:10pt;&quot;&gt;Homepage: 		&lt;/span&gt;&lt;a href=&quot;http://github.com/schuay/picmi&quot;&gt;&lt;span style=&quot; font-size:10pt; text-decoration: underline; color:#0057ae;&quot;&gt;http://github.com/schuay/picmi&lt;/span&gt;&lt;/a&gt;&lt;/p&gt;
+&lt;p style=&quot; margin-top:0px; margin-bottom:0px; margin-left:0px; margin-right:0px; -qt-block-indent:0; text-indent:0px;&quot;&gt;&lt;span style=&quot; font-size:10pt;&quot;&gt;Email: 		&lt;/span&gt;&lt;a href=&quot;mailto:jakob.gruber@gmail.com&quot;&gt;&lt;span style=&quot; font-size:10pt; text-decoration: underline; color:#0057ae;&quot;&gt;jakob.gruber@gmail.com&lt;/span&gt;&lt;/a&gt;&lt;/p&gt;
+&lt;p style=&quot;-qt-paragraph-type:empty; margin-top:0px; margin-bottom:0px; margin-left:0px; margin-right:0px; -qt-block-indent:0; text-indent:0px; font-size:10pt; text-decoration: underline; color:#0057ae;&quot;&gt;&lt;/p&gt;
+&lt;p style=&quot; margin-top:0px; margin-bottom:0px; margin-left:0px; margin-right:0px; -qt-block-indent:0; text-indent:0px;&quot;&gt;&lt;span style=&quot; font-size:10pt; font-weight:600;&quot;&gt;Have fun!&lt;/span&gt;&lt;/p&gt;&lt;/body&gt;&lt;/html&gt;</string>
      </property>
      <property name="openExternalLinks">
       <bool>true</bool>
```
The commit also changes 4 other files.
